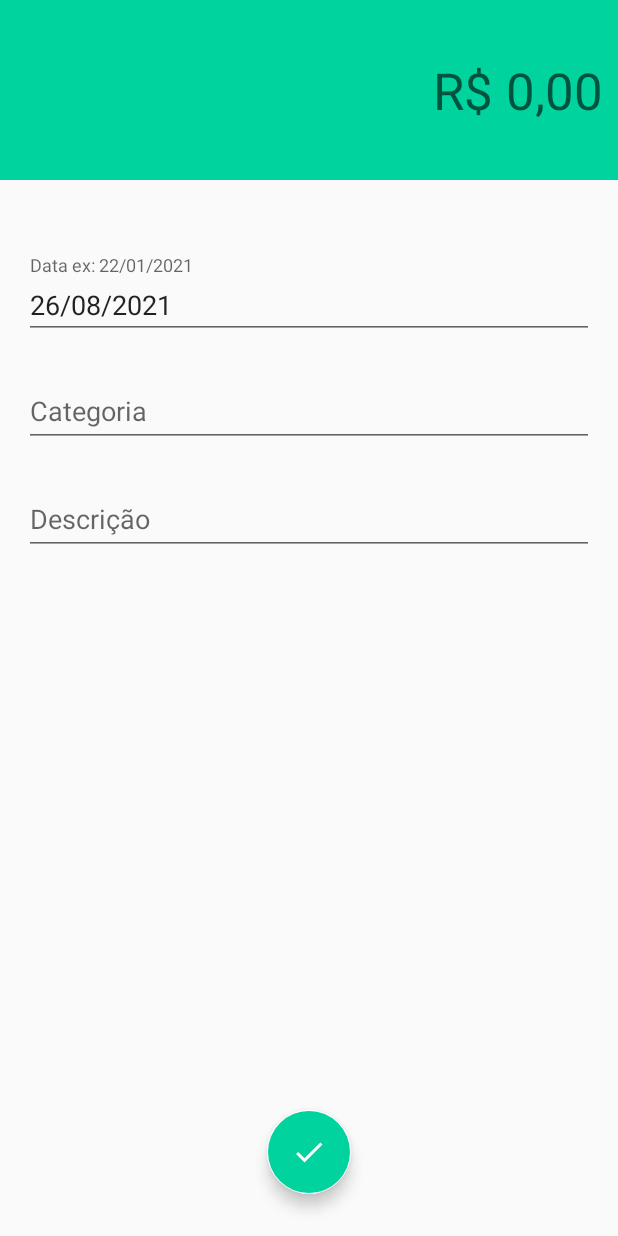
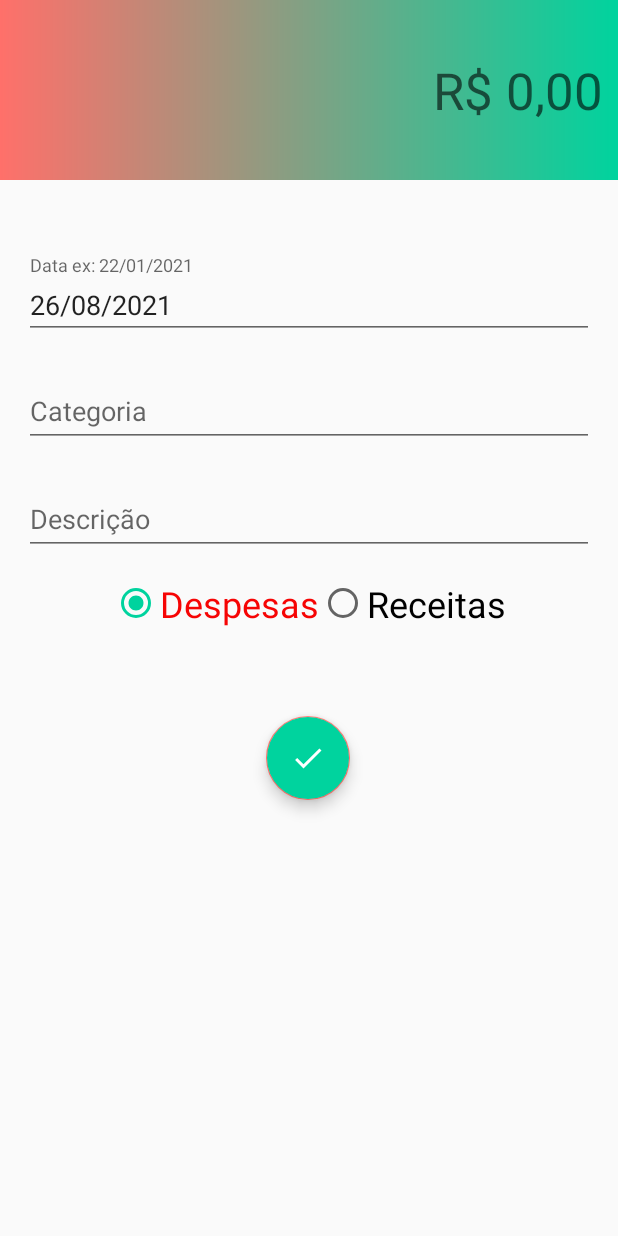
Before and after one commit to alvesgleibson/clone_organizze_firebase, an Android app: the IncomeActivity screen opened directly, with no data from a screen before it, on a phone screen of 412 x 824 dp. Run offline under Robolectric (Android 15) with nearby library versions, the light colour scheme and no system bars; our stand-ins replace Firebase (no records; nobody signed in at launch, a user with empty details on screens opened directly); 1 statement that could not run was skipped.

Commit message:
transaction income and expenses in the same activity.

```diff
--- a/app/src/main/AndroidManifest.xml
+++ b/app/src/main/AndroidManifest.xml
@@ -13,12 +13,6 @@
             android:name=".project.activity.IncomeActivity"
             android:exported="true"
             android:theme="@style/IncomeTheme"
-            />
-        <activity
-            android:name=".project.activity.ExpenseActivity"
-            android:exported="true"
-            android:theme="@style/ExpenseTheme"
-
             />
         <activity
             android:name=".project.activity.MainLoginActivity"
--- a/app/src/main/java/com/alvesgleibson/organizzeclonefirebase/project/entities/User.java
+++ b/app/src/main/java/com/alvesgleibson/organizzeclonefirebase/project/entities/User.java
@@ -10,7 +10,6 @@ public class User {
     private String name, email, password, idCode;
 
     private Double incomeAll = 0.0, expenseAll = 0.0, golAll = 0.0;
-
 
     public User() {
     }
--- /dev/null
+++ b/app/src/main/res/drawable/background_page_trasation.xml
@@ -0,0 +1,10 @@
+<?xml version="1.0" encoding="utf-8"?>
+<shape xmlns:android="http://schemas.android.com/apk/res/android">
+
+    <gradient
+        android:startColor="@color/colorPrimaryIncome"
+        android:endColor="@color/colorPrimaryExpense"
+        android:angle="180">
+       </gradient>
+
+</shape>
--- a/app/src/main/res/layout/activity_income.xml
+++ b/app/src/main/res/layout/activity_income.xml
@@ -10,7 +10,7 @@
         android:id="@+id/linearLayout2"
         android:layout_width="match_parent"
         android:layout_height="120dp"
-        android:background="@color/colorPrimaryIncome"
+        android:background="@drawable/background_page_trasation"
         android:gravity="center"
         android:orientation="vertical"
         android:padding="10dp"
@@ -41,13 +41,14 @@
         android:clickable="true"
         android:onClick="saveIncomeMovement"
         android:textAlignment="center"
-        app:backgroundTint="#FFFFFF"
+        app:backgroundTint="@color/colorPrimaryExpense"
         app:fabSize="normal"
         app:layout_constraintBottom_toBottomOf="parent"
         app:layout_constraintEnd_toEndOf="parent"
+        app:layout_constraintHorizontal_bias="0.498"
         app:layout_constraintStart_toStartOf="parent"
-        app:layout_constraintTop_toBottomOf="@+id/textInputLayout3"
-        app:layout_constraintVertical_bias="0.93"
+        app:layout_constraintTop_toBottomOf="@+id/radioGroup"
+        app:layout_constraintVertical_bias="0.167"
         app:srcCompat="@drawable/ic_baseline_done_24" />
 
     <com.google.android.material.textfield.TextInputLayout
@@ -104,4 +105,36 @@
             android:hint="@string/description_name" />
     </com.google.android.material.textfield.TextInputLayout>
 
+    <RadioGroup
+        android:id="@+id/radioGroup"
+        android:layout_width="wrap_content"
+        android:layout_height="wrap_content"
+        android:layout_marginTop="16dp"
+        android:orientation="horizontal"
+        app:layout_constraintEnd_toEndOf="parent"
+        app:layout_constraintHorizontal_bias="0.498"
+        app:layout_constraintStart_toStartOf="parent"
+        app:layout_constraintTop_toBottomOf="@+id/textInputLayout3">
+
+        <RadioButton
+            android:id="@+id/radioButtonDespesas"
+            android:layout_width="match_parent"
+            android:layout_height="wrap_content"
+            android:backgroundTint="#F63A0B"
+            android:checked="true"
+            android:text="Despesas"
+            android:textColor="#F60404"
+            android:textColorHighlight="#FF0000"
+            android:textColorHint="#F10404"
+            android:textColorLink="#FB0404"
+            android:textSize="24sp" />
+
+        <RadioButton
+            android:id="@+id/radioButtonReceitas"
+            android:layout_width="match_parent"
+            android:layout_height="wrap_content"
+            android:text="Receitas"
+            android:textSize="24sp" />
+    </RadioGroup>
+
 </androidx.constraintlayout.widget.ConstraintLayout>
--- a/app/src/main/res/values/colors.xml
+++ b/app/src/main/res/values/colors.xml
@@ -27,6 +27,10 @@
     <color name="colorPrimaryFabNormal">#DA4336</color>
     <color name="colorPrimaryFabPressed">#E75043</color>
 
+    <color name="orangeGradiente">#FFB344</color>
+    <color name="pinkGradiente">#FB528B</color>
+    <color name="pinkLigthGradiente">#F899B9</color>
+
 
 
 </resources>
```
Also changed, not shown: app/src/main/java/com/alvesgleibson/organizzeclonefirebase/project/activity/ExpenseActivity.java (deleted, +0 -170 lines), app/src/main/java/com/alvesgleibson/organizzeclonefirebase/project/activity/IncomeActivity.java (+68 -23 lines), app/src/main/java/com/alvesgleibson/organizzeclonefirebase/project/activity/MainLoginActivity.java (+16 -17 lines), app/src/main/java/com/alvesgleibson/organizzeclonefirebase/project/entities/FinancialMovementUser.java (+1 -6 lines), app/src/main/res/layout/activity_expense.xml (deleted, +0 -106 lines), app/src/main/res/layout/activity_main_login.xml (+6 -14 lines).
